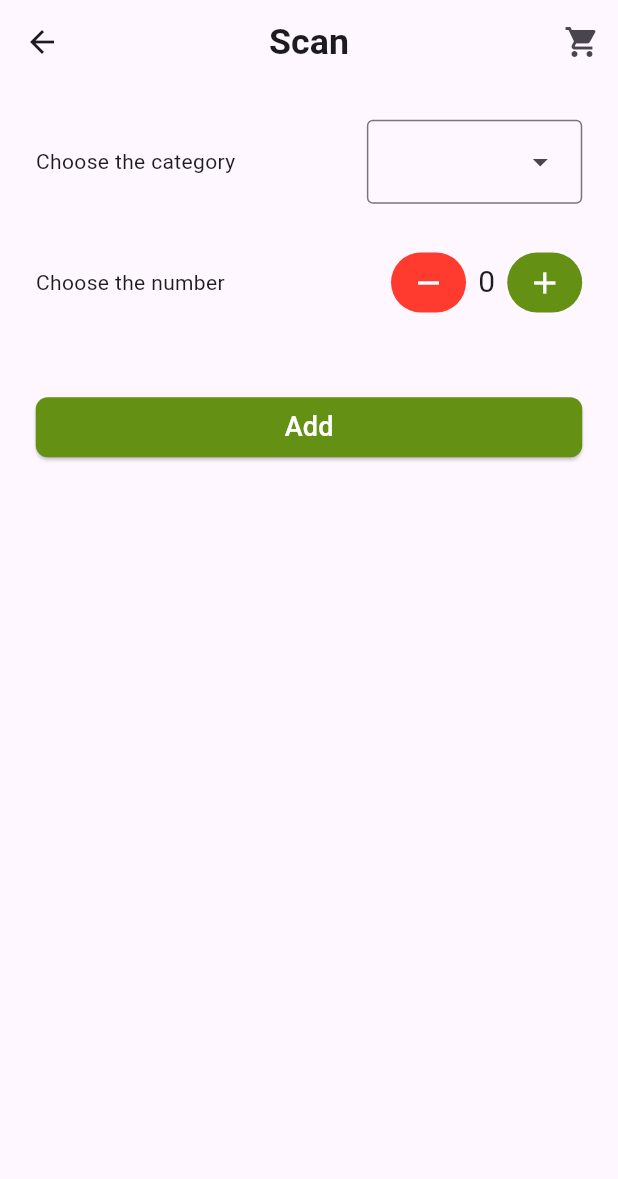
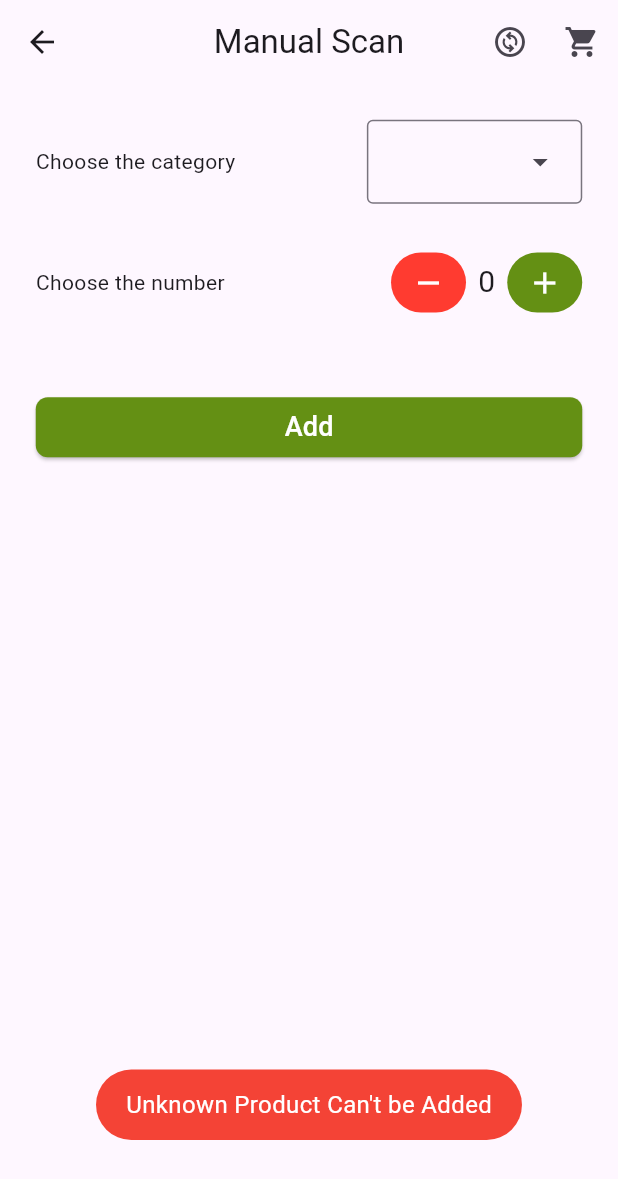
Before and after one commit to reem-walid-said/Recycle, a Flutter app: the Scan_E screen opened by its route, after a tap on "Add", on a phone screen of 412 x 824 dp. Shown: the top 1179 px of the screen. Run offline on Flutter 3.47's test engine with Material 3 defaults, Android fonts, the phone set to English and light mode, and no system bars; our stand-ins replace cloud_firestore, conditional_builder_null_safety, device_preview, email_validator, firebase_auth, firebase_core and 14 more; missing offline and left inert: dart:ffi, firebase_ml_model_downloader, gif, mobile_scanner, onnxruntime, pair and 1 more; accounts and stored records are empty.

Commit message:
Manual & AI Scanning

```diff
--- a/lib/screens/-----For employe-----/home/components/scan/scan_e.dart
+++ b/lib/screens/-----For employe-----/home/components/scan/scan_e.dart
@@ -8,6 +8,7 @@ import 'package:provider/provider.dart';
 import 'package:sizer/sizer.dart';
 
 import '../../../../../core/assets.dart';
+import '../scan_model/scan_model.dart';
 
 class Scan_E extends StatefulWidget {
   const Scan_E({super.key});
@@ -23,11 +24,16 @@ class _Scan_EState extends State<Scan_E> {
     return Scaffold(
       appBar: AppBar(
 
-        title: Text("Scan",
-            style: TextStyle(
-                fontWeight: FontWeight.w700, fontSize: 20.sp)),
+        title: Text("Manual Scan"),
         centerTitle: true,
         actions: [
+          IconButton(
+              onPressed: () {
+                Navigator.pop(context);
+                Navigator.push(context, MaterialPageRoute(builder: (context) => ScanWithModel()));
+              },
+              icon: Icon(Icons.change_circle_outlined)),
+
           IconButton(
               onPressed: (){
                 Navigator.push(context, MaterialPageRoute(builder: (context) => ScannedItemsScreen()));
@@ -95,7 +101,10 @@ class _Scan_EState extends State<Scan_E> {
                     ),
                     SizedBox(height: 50,),
                     myElevatedButton(label: "Add", onPressed: (){
-                      //context.read<ScanProvider>().onAddingItem();
+                      Provider.of<ScanProvider>(context, listen: false).onAddingItemNew(
+                          category: Provider.of<ScanProvider>(context, listen: false).state.dropDownMenuController.text,
+                          count: Provider.of<ScanProvider>(context, listen: false).state.selectedNumber,
+                      );
                     }),
 
                   ],
--- a/lib/screens/-----For employe-----/home/provider/scan_provider.dart
+++ b/lib/screens/-----For employe-----/home/provider/scan_provider.dart
@@ -80,7 +80,7 @@ class ScanProvider extends ChangeNotifier{
     required String category,
     required int count,
 }){
-    if(category == "Unknown"){
+    if(category == "Unknown" || category.isEmpty){
       myToast(
         message: "Unknown Product Can't be Added",
       );
@@ -108,6 +108,10 @@ class ScanProvider extends ChangeNotifier{
         message: "Item Added Successfully",
         backgroundColor: Colors.green,
       );
+
+      ResetAfterAdd();
+
+      notifyListeners();
 
   }
 
--- a/lib/screens/-----For employe-----/home/provider/scan_state.dart
+++ b/lib/screens/-----For employe-----/home/provider/scan_state.dart
@@ -7,7 +7,7 @@ import 'package:project/models/user.dart';
 class ScanStates{
 
   List<DropdownMenuEntry> myCategoriesDDM = [
-    DropdownMenuEntry(value: Category(points: 10, type: "Metal"), label: "Metal"),
+    DropdownMenuEntry(value: Category(points: 10, type: "Can"), label: "Can"),
     DropdownMenuEntry(value: Category(points: 20, type: "Plastic"), label: "Plastic"),
     DropdownMenuEntry(value: Category(points: 25, type: "Glass"), label: "Glass"),
   ];
```
Also changed, not shown: lib/screens/-----For employe-----/home/components/scan_model/scan_model.dart (+14 -2 lines).
